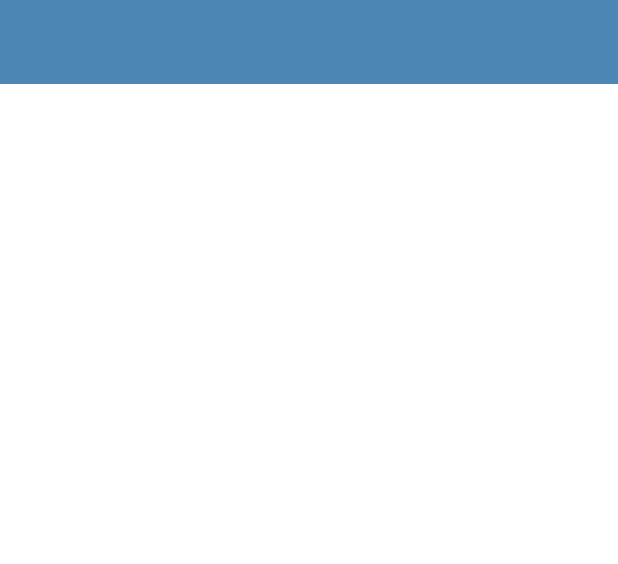
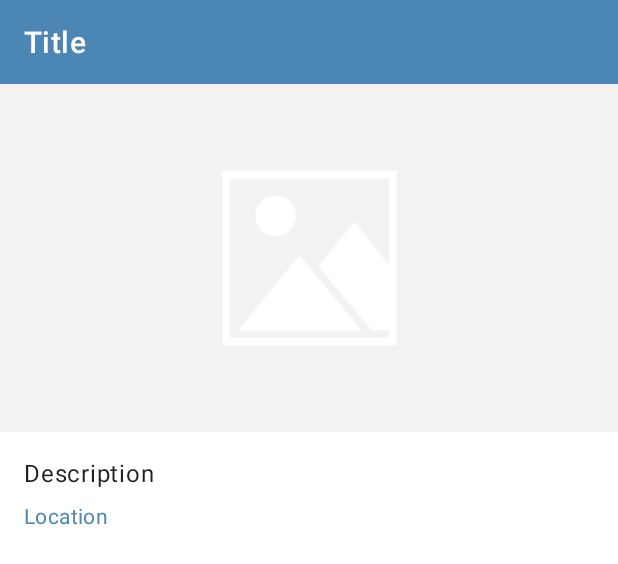
Before and after one commit to budifauzan/HappyPlacesApp, an Android app: the layout activity_happy_place_detail.xml on its own in the app's theme, with its tools: preview values and no code run, on a phone screen of 412 x 824 dp. Shown: the top 564 px of the screen. Run offline under Robolectric (Android 15) with nearby library versions, the phone set to English and light mode, and no system bars.

Commit message:
Show places details

```diff
--- a/app/src/main/AndroidManifest.xml
+++ b/app/src/main/AndroidManifest.xml
@@ -19,7 +19,6 @@
         <activity
             android:name=".activity.HappyPlaceDetailActivity"
             android:exported="false"
-            android:label="DETAIl"
             android:screenOrientation="sensorPortrait"
             android:theme="@style/CustomNoActionBarTheme">
             <meta-data
--- a/app/src/main/res/layout/activity_happy_place_detail.xml
+++ b/app/src/main/res/layout/activity_happy_place_detail.xml
@@ -15,5 +15,58 @@
         android:theme="@style/CustomToolbarStyle"
         app:layout_constraintEnd_toEndOf="parent"
         app:layout_constraintStart_toStartOf="parent"
-        app:layout_constraintTop_toTopOf="parent" />
+        app:layout_constraintTop_toTopOf="parent"
+        app:title="Title" />
+
+    <ScrollView
+        android:layout_width="0dp"
+        android:layout_height="0dp"
+        android:fillViewport="true"
+        app:layout_constraintBottom_toBottomOf="parent"
+        app:layout_constraintEnd_toEndOf="parent"
+        app:layout_constraintStart_toStartOf="parent"
+        app:layout_constraintTop_toBottomOf="@+id/toolbar">
+
+        <androidx.constraintlayout.widget.ConstraintLayout
+            android:layout_width="match_parent"
+            android:layout_height="wrap_content">
+
+            <ImageView
+                android:id="@+id/iv_activity_happy_place_detail_thumbnail"
+                android:layout_width="0dp"
+                android:layout_height="0dp"
+                android:contentDescription="@string/activity_happy_place_detail_image_description"
+                android:scaleType="centerCrop"
+                app:layout_constraintDimensionRatio="16:9"
+                app:layout_constraintEnd_toEndOf="parent"
+                app:layout_constraintStart_toStartOf="parent"
+                app:layout_constraintTop_toTopOf="parent"
+                app:srcCompat="@drawable/detail_screen_image_placeholder" />
+
+            <TextView
+                android:id="@+id/tv_activity_happy_place_description"
+                style="@style/TextAppearance.MaterialComponents.Body1"
+                android:layout_width="0dp"
+                android:layout_height="wrap_content"
+                android:layout_marginStart="16dp"
+                android:layout_marginTop="16dp"
+                android:layout_marginEnd="16dp"
+                app:layout_constraintEnd_toEndOf="parent"
+                app:layout_constraintStart_toStartOf="parent"
+                app:layout_constraintTop_toBottomOf="@+id/iv_activity_happy_place_detail_thumbnail"
+                tools:text="Description" />
+
+            <TextView
+                android:id="@+id/tv_activity_happy_place_detail_location"
+                style="@style/TextAppearance.MaterialComponents.Body2"
+                android:layout_width="0dp"
+                android:layout_height="wrap_content"
+                android:layout_marginTop="8dp"
+                android:textColor="@color/color_primary"
+                app:layout_constraintEnd_toEndOf="@+id/tv_activity_happy_place_description"
+                app:layout_constraintStart_toStartOf="@+id/tv_activity_happy_place_description"
+                app:layout_constraintTop_toBottomOf="@+id/tv_activity_happy_place_description"
+                tools:text="Location" />
+        </androidx.constraintlayout.widget.ConstraintLayout>
+    </ScrollView>
 </androidx.constraintlayout.widget.ConstraintLayout>
--- a/app/src/main/res/values/strings.xml
+++ b/app/src/main/res/values/strings.xml
@@ -8,4 +8,5 @@
     <string name="save">Save</string>
     <string name="fab_activity_main_content_desc">Floating action button to add happy places</string>
     <string name="tv_no_data">There are no data available</string>
+    <string name="activity_happy_place_detail_image_description">Happy place thumbnail</string>
 </resources>
```
Also changed, not shown: app/src/main/java/com/example/happyplacesapp/activity/HappyPlaceDetailActivity.kt (+24 -6 lines), app/src/main/java/com/example/happyplacesapp/activity/MainActivity.kt (+9 -0 lines), app/src/main/java/com/example/happyplacesapp/adapter/HappyPlacesAdapter.kt (+14 -0 lines), app/src/main/java/com/example/happyplacesapp/model/HappyPlaceModel.kt (+47 -6 lines), app/src/main/res/layout/item_happy_place.xml (+4 -4 lines), app/src/main/res/drawable-v24/detail_screen_image_placeholder.png (added).
